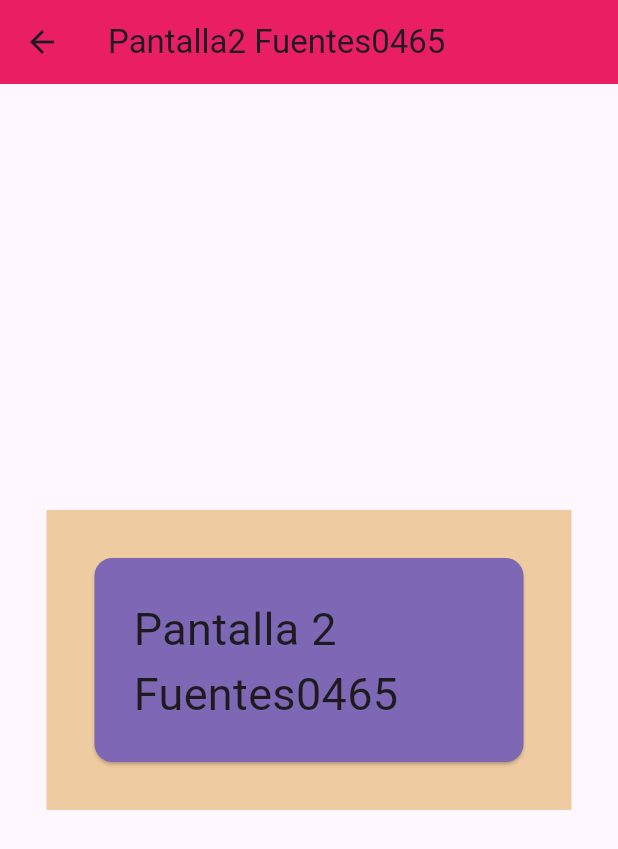
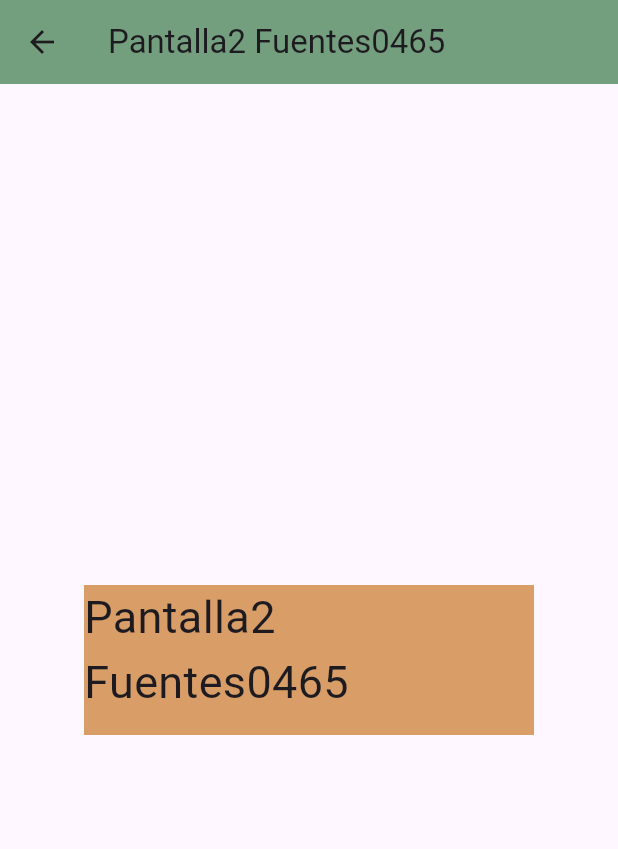
Before and after one commit to BerthaAreliFuentesRodriguez/p15-Rutas2-6J, a Flutter app: the Pantalla2_0465 screen opened by its route, on a phone screen of 412 x 824 dp. Shown: the top 849 px of the screen. Run offline on Flutter 3.47's test engine with Material 3 defaults, Android fonts, the phone set to English and light mode, and no system bars.

```diff
--- a/lib/main.dart
+++ b/lib/main.dart
@@ -1,4 +1,5 @@
 import 'package:flutter/material.dart';
+import 'package:fuentes0465/pantalla3_0465.dart';
 import 'package:fuentes0465/pantalla2_0465.dart';
 import 'package:fuentes0465/pantalla1_0465.dart';
 import 'package:fuentes0465/pantallaini_0465.dart';
@@ -16,7 +17,8 @@ class MiApp0465 extends StatelessWidget {
       routes: {
         "/": (context) => const PantallaIni_0465(),
         "/pantalla1_0465": (context) => Pantalla1_0465(),
-        "/pantalla2_0465": (context) => Pantalla2_0465()
+        "/pantalla2_0465": (context) => Pantalla2_0465(),
+        "/pantalla3_0465": (context) => Pantalla3_0465()
       },
     ); //fin de material
   } //fin de widget
--- a/lib/pantalla2_0465.dart
+++ b/lib/pantalla2_0465.dart
@@ -10,23 +10,20 @@ class Pantalla2_0465 extends StatelessWidget {
     return Scaffold(
       appBar: AppBar(
         title: const Text('Pantalla2 Fuentes0465'),
-        backgroundColor: Colors.pink,
+        backgroundColor: Color(0xff749f7e),
       ),
       body: Center(
         child: Container(
-          color: Color(0xffefcba1),
-          width: 350,
-          height: 200,
-          child: Card(
-            color: Color(0xff7e67b4),
-            margin: EdgeInsets.all(32),
-            child: Padding(
-              padding: EdgeInsets.all(26),
-              child: Text(
-                'Pantalla 2 Fuentes0465',
-                style: TextStyle(fontSize: 30),
-              ),
-            ),
+          color: Color(0xffd99e67),
+          constraints: BoxConstraints(
+            minHeight: 100,
+            minWidth: 200,
+            maxHeight: 300,
+            maxWidth: 300,
+          ),
+          child: Text(
+            'Pantalla2 Fuentes0465',
+            style: TextStyle(fontSize: 30),
           ),
         ),
       ),
```
Also changed, not shown: lib/pantalla1_0465.dart (+11 -9 lines), lib/pantalla3_0465.dart (added, +30 -0 lines), lib/pantallaini_0465.dart (+9 -3 lines).
